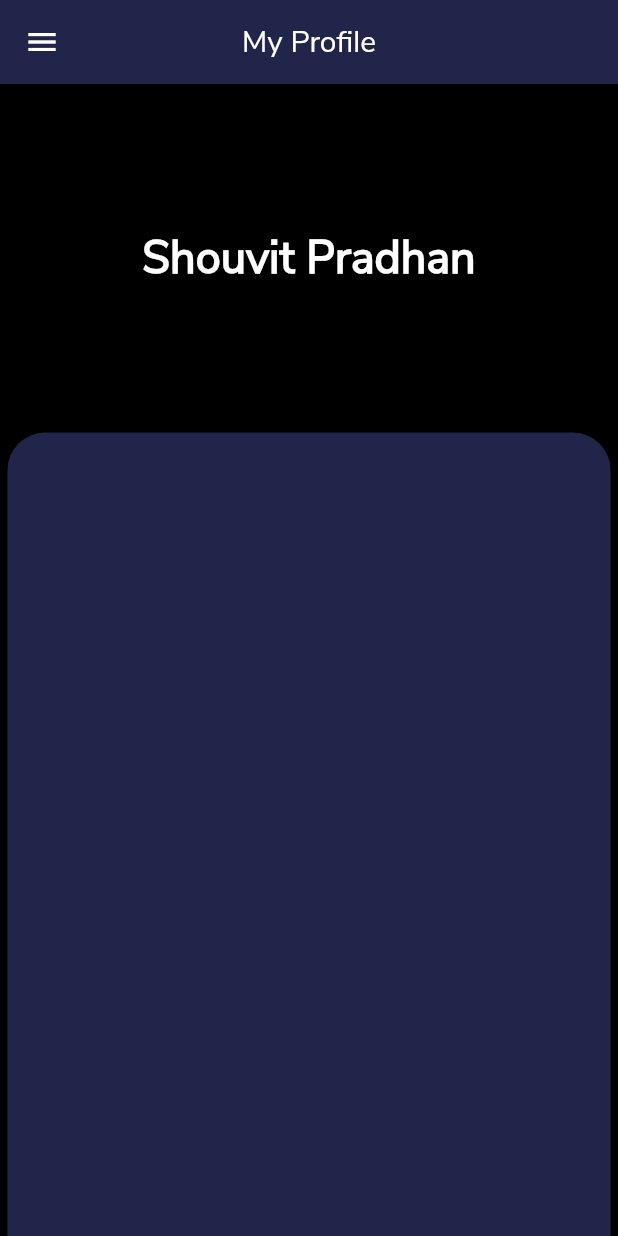
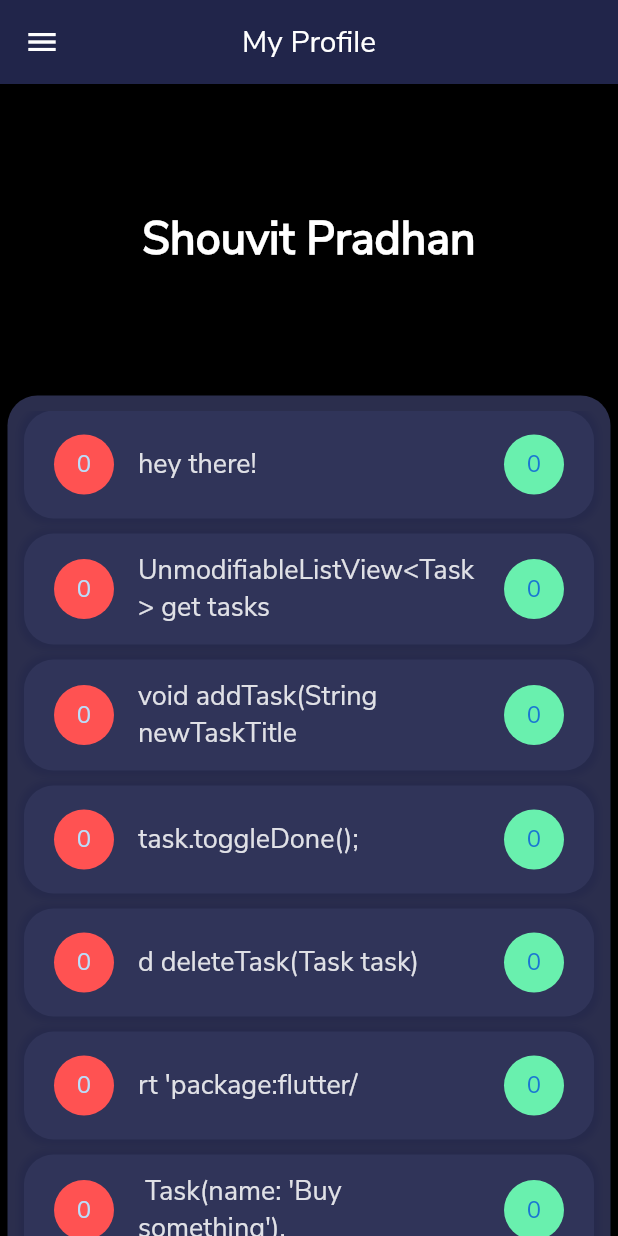
Before and after one commit to shaw8wit/abyss, a Flutter app: the screen it shows after launch, after a tap on "Signup", on a phone screen of 412 x 824 dp. Run offline on Flutter 3.47's test engine with Material 2 defaults, Android fonts, the phone set to English and light mode, and no system bars; drawn by our look-alikes of auto_size_text.

Commit message:
Prototype complete

```diff
--- a/lib/main.dart
+++ b/lib/main.dart
@@ -1,16 +1,25 @@
+import 'package:abyss/models/screamlist.dart';
 import 'package:abyss/screens/drawer.dart';
 import 'package:abyss/screens/login.dart';
 import 'package:abyss/screens/settings.dart';
 import 'package:flutter/material.dart';
+import 'package:provider/provider.dart';
 
 void main() => runApp(new MyApp());
 
 class MyApp extends StatelessWidget {
   @override
   Widget build(BuildContext context) {
-    return MaterialApp(
+    return MultiProvider(
+      providers: [
+        ChangeNotifierProvider.value(value: Screamlist()),
+      ],
+      child: ChangeNotifierProvider.value(
+        value: Screamlist(),
+        child: MaterialApp(
 //      showPerformanceOverlay: true,
           debugShowCheckedModeBanner: false,
+          title: 'ABYSS',
           theme: ThemeData(
             fontFamily: 'NunitoSans',
             primaryColor: Color(0xff21254A),
@@ -22,6 +31,8 @@ class MyApp extends StatelessWidget {
             Settings.routeName: (context) => Settings(),
             SideMenu.routeName: (context) => SideMenu(),
           },
+        ),
+      ),
     );
   }
 }
--- /dev/null
+++ b/lib/models/screamlist.dart
@@ -0,0 +1,50 @@
+import 'dart:collection';
+import 'dart:math';
+
+import 'package:abyss/models/screams.dart';
+import 'package:flutter/foundation.dart';
+
+class Screamlist extends ChangeNotifier {
+  List<Screams> _screams = [
+    Screams("hey there!"),
+    Screams("UnmodifiableListView<Task> get tasks"),
+    Screams("void addTask(String newTaskTitle"),
+    Screams("task.toggleDone();"),
+    Screams("d deleteTask(Task task) "),
+    Screams("rt 'package:flutter/"),
+    Screams(" Task(name: 'Buy something'),"),
+    Screams("hey there!"),
+    Screams("UnmodifiableListView<Task> get tasks"),
+    Screams("void addTask(String newTaskTitle"),
+    Screams(
+        "task.toggleDone();skdfjkdsnfkldsnkfnkdsjnfkdsnkfjndskjfnkdsnfkjdsbnjfkndskjfnkjsdnfkjdsnkjfnsdknfk"),
+    Screams("d deleteTask(Task task) "),
+    Screams("rt 'package:flutter/"),
+    Screams(" Task(name: 'Buy something'),"),
+  ];
+
+  int get total {
+    return _screams.length;
+  }
+
+  UnmodifiableListView<Screams> get screams {
+    return UnmodifiableListView(_screams);
+  }
+
+  void addScream(String voice) {
+    _screams.add(Screams(voice));
+    print(_screams[_screams.length - 1].text);
+    print(_screams[_screams.length - 2].text);
+    notifyListeners();
+  }
+
+  T getRandomElement<T>(List<T> list) {
+    final random = new Random();
+    var i = random.nextInt(list.length);
+    return list[i];
+  }
+
+  String getScream() {
+    return getRandomElement(_screams).text;
+  }
+}
--- a/lib/models/screams.dart
+++ b/lib/models/screams.dart
@@ -1,9 +1,9 @@
 class Screams {
   String text;
-  int rel, unrel;
+  int plus, minus;
 
   Screams(this.text) {
-    rel = 0;
-    unrel = 0;
+    plus = 0;
+    minus = 0;
   }
 }
--- a/lib/screens/profile.dart
+++ b/lib/screens/profile.dart
@@ -1,18 +1,15 @@
+import 'package:abyss/models/screamlist.dart';
+import 'package:auto_size_text/auto_size_text.dart';
 import 'package:flutter/material.dart';
+import 'package:provider/provider.dart';
 
-class Profile extends StatefulWidget {
-  @override
-  _ProfileState createState() => _ProfileState();
-}
-
-class _ProfileState extends State<Profile> {
+class Profile extends StatelessWidget {
   @override
   Widget build(BuildContext context) {
     return Container(
       height: double.infinity,
       width: double.infinity,
       color: Colors.transparent,
-      child: Padding(
       padding: const EdgeInsets.symmetric(vertical: 0, horizontal: 5),
       child: Column(
         children: [
@@ -26,14 +23,55 @@ class _ProfileState extends State<Profile> {
 //              transform: Matrix4.identity()
 //                ..translate(-50.0, 120.0)
 //                ..rotateZ(-0.4),
-              height: MediaQuery.of(context).size.height * 0.65,
+            height: MediaQuery.of(context).size.height * 0.68,
+            padding: EdgeInsets.only(top: 10),
             decoration: BoxDecoration(
-                borderRadius: BorderRadius.only(topLeft: Radius.circular(25), topRight: Radius.circular(25)),
-                color: Theme.of(context).primaryColor,
+              borderRadius: BorderRadius.only(topLeft: Radius.circular(20), topRight: Radius.circular(20)),
+              color: Color(0xff32365B).withOpacity(0.85),
             ),
-            )
+            child: Consumer<Screamlist>(
+              builder: (context, screamData, child) {
+                return ListView.builder(
+                  itemCount: screamData.total,
+                  itemBuilder: (context, index) {
+                    final scream = screamData.screams[index];
+                    return Container(
+                      margin: const EdgeInsets.only(bottom: 10, left: 11, right: 11),
+                      padding: const EdgeInsets.symmetric(vertical: 8, horizontal: 4),
+                      decoration: BoxDecoration(
+                        boxShadow: [
+                          BoxShadow(
+                            color: Theme.of(context).primaryColor.withOpacity(0.5),
+                            spreadRadius: 3,
+                            blurRadius: 3,
+//                              offset: Offset(0, 3), // changes position of shadow
+                          ),
                         ],
+                        color: Color(0xff32365B).withOpacity(0.85),
+                        borderRadius: BorderRadius.circular(20),
                       ),
+                      child: ListTile(
+                        leading: CircleAvatar(
+                          child: Text("${scream.minus}"),
+                          backgroundColor: Colors.redAccent,
+                        ),
+                        title: AutoSizeText(
+                          scream.text,
+                          style: TextStyle(fontSize: 18.0, color: Colors.white.withOpacity(0.85)),
+                          maxLines: 2,
+                        ),
+                        trailing: CircleAvatar(
+                          child: Text("${scream.plus}"),
+                          backgroundColor: Colors.greenAccent,
+                        ),
+                      ),
+                    );
+                  },
+                );
+              },
+            ),
+          ),
+        ],
       ),
     );
   }
--- a/pubspec.yaml
+++ b/pubspec.yaml
@@ -14,6 +14,7 @@ dependencies:
   cupertino_icons: ^0.1.3
   provider: ^4.1.3
   url_launcher: ^5.4.11
+  auto_size_text: ^2.1.0
 
 dev_dependencies:
   flutter_test:
```
Also changed, not shown: lib/screens/listen.dart (+27 -3 lines), lib/screens/shout.dart (+14 -0 lines), pubspec.lock. Lines whose indentation alone changed are shown as unchanged.
